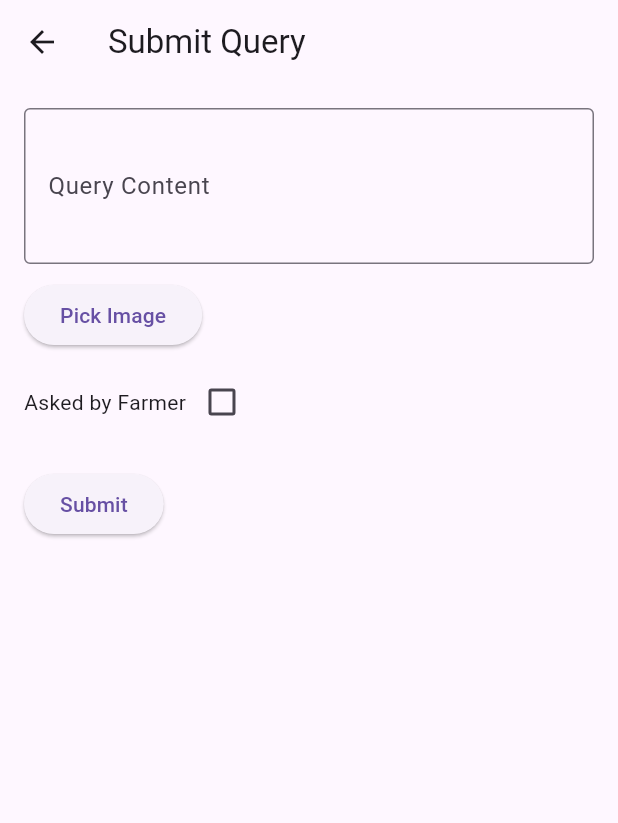
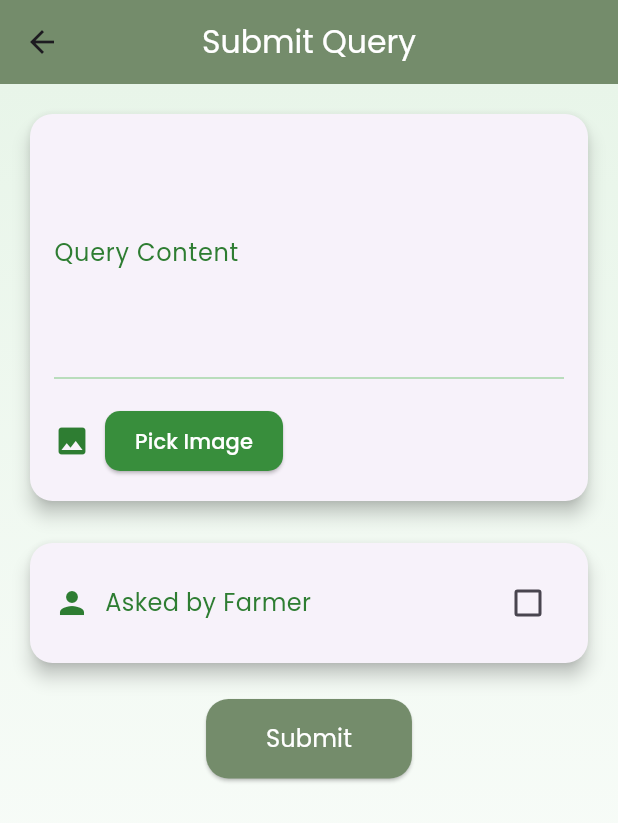
Before and after one commit to farmlink9633/farmlink, a Flutter app: the QueryScreen screen opened directly, on a phone screen of 412 x 824 dp. Shown: the top 823 px of the screen. Run offline on Flutter 3.47's test engine with Material 3 defaults, Android fonts, the phone set to English and light mode, and no system bars; our stand-ins replace google_fonts, image_picker, permission_handler, shared_preferences; accounts and stored records are empty; network calls fail.

Commit message:
farmerquery

```diff
--- a/lib/farmer/farmer_chat_screen.dart
+++ b/lib/farmer/farmer_chat_screen.dart
@@ -1,6 +1,7 @@
 import 'package:flutter/material.dart';
 import 'dart:io';
 import 'package:image_picker/image_picker.dart';
+import 'package:google_fonts/google_fonts.dart'; // Import Google Fonts
 
 class QueryScreen extends StatefulWidget {
   @override
@@ -23,7 +24,26 @@ class _QueryScreenState extends State<QueryScreen> {
 
   void _submitQuery() {
     String content = _contentController.text;
-    // Handle API call to submit query
+
+    // Simulate API call or submission logic
+    bool isSuccess = true; // Change this based on your actual logic
+
+    if (content.isEmpty) {
+      isSuccess = false; // If content is empty, submission fails
+    }
+
+    // Show SnackBar based on success or failure
+    ScaffoldMessenger.of(context).showSnackBar(
+      SnackBar(
+        content: Text(
+          isSuccess ? 'Query submitted successfully!' : 'Submission failed. Please try again.',
+          style: GoogleFonts.poppins(), // Apply Poppins font
+        ),
+        backgroundColor: isSuccess ? Colors.green : Colors.red,
+      ),
+    );
+
+    // Print details for debugging
     print('Content: $content');
     print('Is Asked by Farmer: $_isAskedByFarmer');
     if (_image != null) {
@@ -34,35 +54,119 @@ class _QueryScreenState extends State<QueryScreen> {
   @override
   Widget build(BuildContext context) {
     return Scaffold(
-      appBar: AppBar(title: Text('Submit Query')),
-      body: Padding(
+      backgroundColor: const Color.fromARGB(236, 215, 228, 212),
+      appBar: AppBar(
+        title: Text(
+          'Submit Query',
+          style: GoogleFonts.poppins(
+            fontSize: 21,
+            fontWeight: FontWeight.normal,
+            color: Colors.white
+          ),
+        ),
+        centerTitle: true,
+        backgroundColor: const Color.fromARGB(255, 116, 140, 107),
+        elevation: 0,
+      ),
+      body: Container(
+        decoration: BoxDecoration(
+          gradient: LinearGradient(
+            colors: [Colors.green[50]!, Colors.white],
+            begin: Alignment.topCenter,
+            end: Alignment.bottomCenter,
+          ),
+        ),
+        child: Padding(
           padding: EdgeInsets.all(16.0),
           child: Column(
             crossAxisAlignment: CrossAxisAlignment.start,
             children: [
+              Card(
+                elevation: 5,
+                shape: RoundedRectangleBorder(
+                  borderRadius: BorderRadius.circular(15),
+                ),
+                child: Padding(
+                  padding: EdgeInsets.all(16.0),
+                  child: Column(
+                    children: [
                       TextField(
                         controller: _contentController,
-              maxLines: 3,
+                        maxLines: 5,
                         decoration: InputDecoration(
                           labelText: 'Query Content',
-                border: OutlineInputBorder(),
+                          labelStyle: GoogleFonts.poppins(
+                            fontSize: 16,
+                            color: Colors.green[800],
+                          ),
+                          border: InputBorder.none,
+                          hintText: 'Describe your query...',
+                          hintStyle: GoogleFonts.poppins(
+                            color: Colors.grey[400],
                           ),
                         ),
+                        style: GoogleFonts.poppins(
+                          fontSize: 16,
+                          color: Colors.green[900],
+                        ),
+                      ),
+                      Divider(color: Colors.green[200]),
                       SizedBox(height: 10),
                       Row(
                         children: [
+                          Icon(Icons.image, color: Colors.green[800]),
+                          SizedBox(width: 10),
                           ElevatedButton(
                             onPressed: _pickImage,
-                  child: Text('Pick Image'),
+                            style: ElevatedButton.styleFrom(
+                              backgroundColor: Colors.green[700],
+                              shape: RoundedRectangleBorder(
+                                borderRadius: BorderRadius.circular(10),
+                              ),
+                              padding: EdgeInsets.symmetric(
+                                  horizontal: 20, vertical: 10),
+                            ),
+                            child: Text(
+                              'Pick Image',
+                              style: GoogleFonts.poppins(
+                                fontSize: 14,
+                                color: Colors.white,
+                              ),
+                            ),
                           ),
                           SizedBox(width: 10),
-                _image != null ? Image.file(_image!, width: 50, height: 50) : Container()
+                          _image != null
+                              ? ClipRRect(
+                                  borderRadius: BorderRadius.circular(10),
+                                  child: Image.file(_image!, width: 50, height: 50),
+                                )
+                              : Container(),
                         ],
                       ),
-            SizedBox(height: 10),
-            Row(
+                    ],
+                  ),
+                ),
+              ),
+              SizedBox(height: 20),
+              Card(
+                elevation: 5,
+                shape: RoundedRectangleBorder(
+                  borderRadius: BorderRadius.circular(15),
+                ),
+                child: Padding(
+                  padding: EdgeInsets.all(16.0),
+                  child: Row(
                     children: [
-                Text('Asked by Farmer'),
+                      Icon(Icons.person, color: Colors.green[800]),
+                      SizedBox(width: 10),
+                      Text(
+                        'Asked by Farmer',
+                        style: GoogleFonts.poppins(
+                          fontSize: 16,
+                          color: Colors.green[800],
+                        ),
+                      ),
+                      Spacer(),
                       Checkbox(
                         value: _isAskedByFarmer,
                         onChanged: (bool? value) {
@@ -70,15 +174,35 @@ class _QueryScreenState extends State<QueryScreen> {
                             _isAskedByFarmer = value!;
                           });
                         },
+                        activeColor: Colors.green[700],
                       ),
                     ],
                   ),
+                ),
+              ),
               SizedBox(height: 20),
-            ElevatedButton(
+              Center(
+                child: ElevatedButton(
                   onPressed: _submitQuery,
-              child: Text('Submit'),
+                  style: ElevatedButton.styleFrom(
+                    backgroundColor: const Color.fromARGB(255, 116, 140, 107),
+                    shape: RoundedRectangleBorder(
+                      borderRadius: BorderRadius.circular(15),
+                    ),
+                    padding: EdgeInsets.symmetric(horizontal: 40, vertical: 15),
+                  ),
+                  child: Text(
+                    'Submit',
+                    style: GoogleFonts.poppins(
+                      fontSize: 16,
+                      fontWeight: FontWeight.normal,
+                      color: Colors.white,
+                    ),
+                  ),
+                ),
               ),
             ],
+          ),
         ),
       ),
     );
--- a/lib/utils.dart
+++ b/lib/utils.dart
@@ -1 +1 @@
- String baseurl='https://d636-117-205-196-110.ngrok-free.app';
+ String baseurl='https://52e4-2409-4073-4e0c-ba79-3c7b-6af1-fdda-2755.ngrok-free.app';
```
Also changed, not shown: lib/farmer/farmery_query_screen.dart (added, +114 -0 lines), lib/farmer/officers_list_screen.dart (+3 -23 lines). Lines whose indentation alone changed are shown as unchanged.
